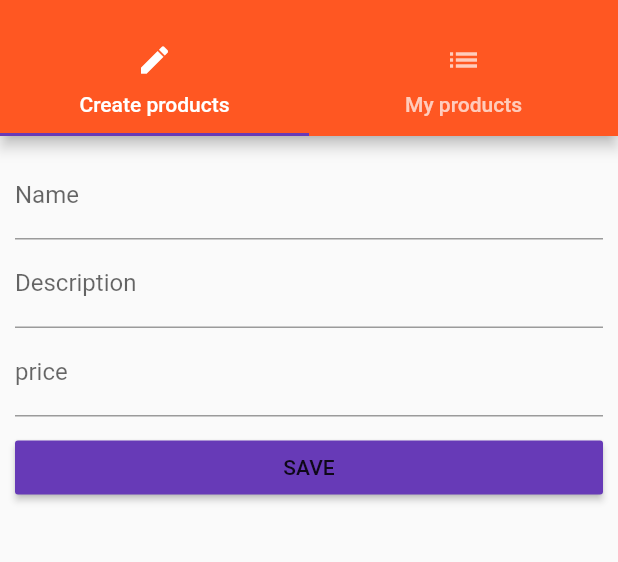
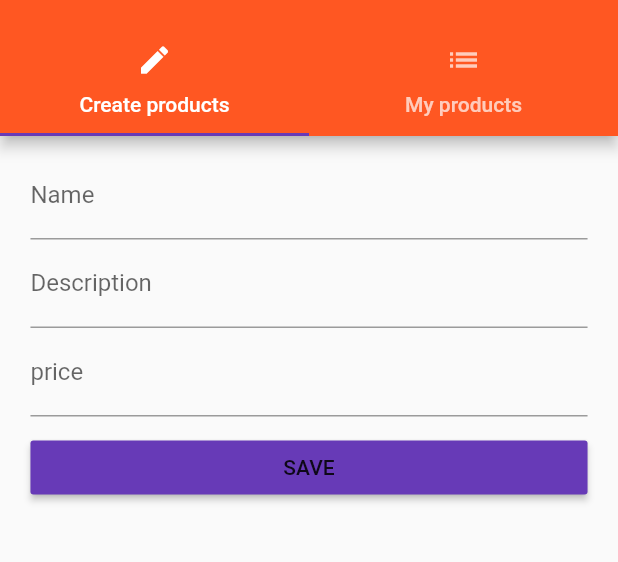
Before and after one commit to deepakpawade/shopapp, a Flutter app: the ProductAdmin screen opened by its route, on a phone screen of 412 x 824 dp, the part 59-621 px from its top. Run offline on Flutter 3.47's test engine with Material 2 defaults, Android fonts, the phone set to English and light mode, and no system bars.

Commit message:
Update product_create.dart

```diff
--- a/lib/pages/product_create.dart
+++ b/lib/pages/product_create.dart
@@ -63,13 +63,18 @@ class _ProductCreatePageState extends State<ProductCreatePage> {
       'price': _price,
       'image': 'assets/food.jpg'
     };
-    widget.addProduct(product);   //calling the parent widgets method whose stateclass it's being executed in
+    widget.addProduct(
+        product); //calling the parent widgets method whose stateclass it's being executed in
     Navigator.pushReplacementNamed(context, 'products');
   }
 
   @override
   Widget build(BuildContext context) {
-    return Container(
+    final double deviceWidth = MediaQuery.of(context).size.width;
+    final double targetWidth = deviceWidth > 550.0 ? 500 : deviceWidth * 0.95;
+    final double targetPadding = deviceWidth - targetWidth;
+    return Container(   /* List View takes full available width so we set padding to the container */
+      padding: EdgeInsets.symmetric(horizontal: targetPadding/2),
       margin: EdgeInsets.all(10.0),
       child: ListView(
         children: <Widget>[
@@ -82,7 +87,8 @@ class _ProductCreatePageState extends State<ProductCreatePage> {
           RaisedButton(
             child: Text("SAVE"),
             color: Theme.of(context).accentColor,
-            onPressed: _saveData,// pass only the reference so that flutter will execute it when pressed.
+            onPressed:
+                _saveData, // pass only the reference so that flutter will execute it when pressed.
           ),
         ],
       ),
```
